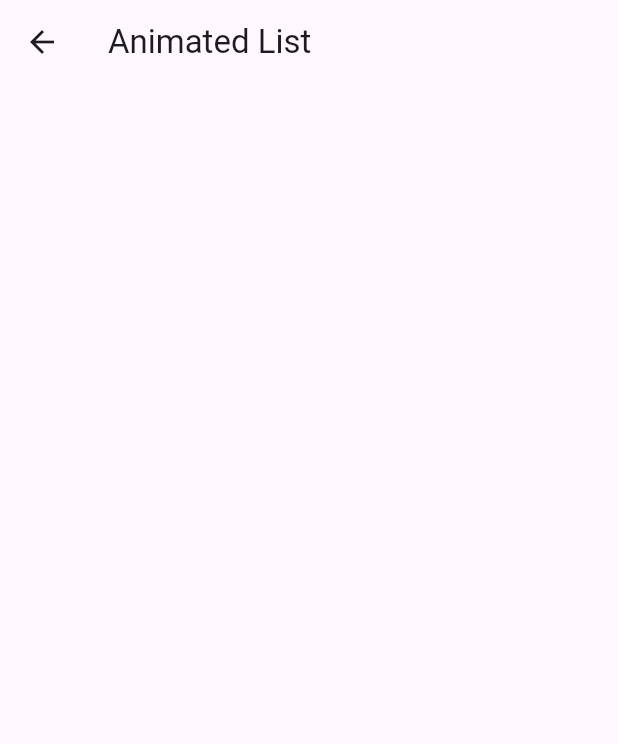
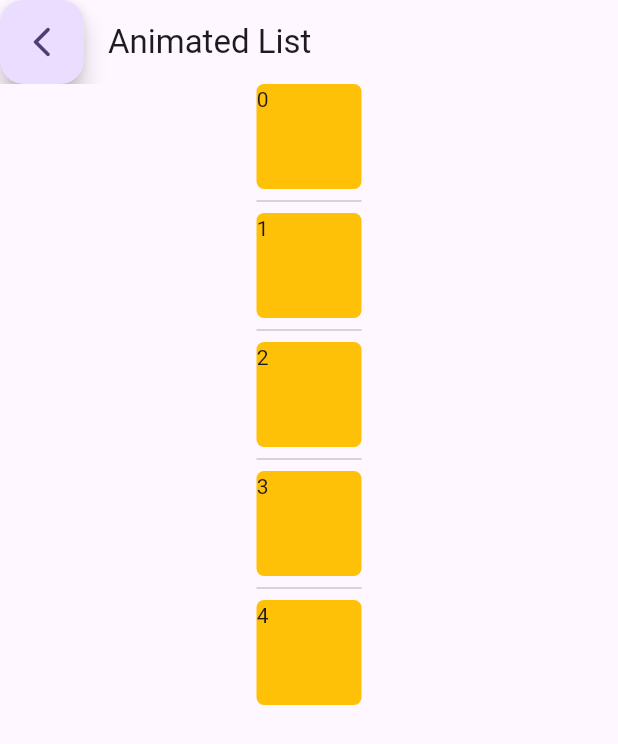
Before and after one commit to Lurchfresser/flutter_test_app, a Flutter app: the AnimatedListScreen screen opened by its route, on a phone screen of 412 x 824 dp. Shown: the top 744 px of the screen. Run offline on Flutter 3.47's test engine with Material 2 defaults, Android fonts, the phone set to English and light mode, and no system bars; our stand-ins replace routemaster.

Commit message:
added BestSellerContainer with Bounce animation

```diff
--- a/lib/presentation/pages/animated_list_screen/animated_list_screen.dart
+++ b/lib/presentation/pages/animated_list_screen/animated_list_screen.dart
@@ -1,15 +1,33 @@
 import 'package:flutter/material.dart';
+import 'package:flutter_test_app/presentation/pages/animated_list_screen/widgets/best_seller_container.dart';
+import 'package:routemaster/routemaster.dart';
 
 class AnimatedListScreen extends StatelessWidget {
   const AnimatedListScreen({super.key});
 
- static const path = '/test-animation/animated-list';
+  static const path = '/test-animation/animated-list';
 
   @override
   Widget build(BuildContext context) {
     return Scaffold(
       appBar: AppBar(
-        title: const Text("Animated List"),
+          title: const Text("Animated List"),
+          leading: FloatingActionButton(
+            onPressed: () => Routemaster.of(context).push('/'),
+            child: const Icon(Icons.arrow_back_ios_new_rounded),
+          )),
+      body: Center(
+        child: SizedBox(
+          width: 70,
+          child: ListView.separated(
+            itemCount: 5,
+            itemBuilder: (BuildContext context, int index) {
+              return BestSellerContainer(text: "$index");
+            },
+            separatorBuilder: (BuildContext context, int index) =>
+                const Divider(),
+          ),
+        ),
       ),
     );
   }
--- /dev/null
+++ b/lib/presentation/pages/animated_list_screen/widgets/best_seller_container.dart
@@ -0,0 +1,56 @@
+import 'package:flutter/material.dart';
+
+class BestSellerContainer extends StatefulWidget {
+  const BestSellerContainer({
+    super.key,
+    required this.text,
+  });
+
+  final String text;
+
+  @override
+  State<BestSellerContainer> createState() => _BestSellerContainerState();
+}
+
+class _BestSellerContainerState extends State<BestSellerContainer> with TickerProviderStateMixin{
+  late final AnimationController _controller;
+  late final Animation<double> _animation;
+
+  @override
+  void initState() {
+    super.initState();
+    _controller = AnimationController(
+    duration: const Duration(milliseconds: 500),
+    vsync: this,
+  );
+   _animation = Tween(begin: 1.0, end: 1.2).animate(_controller);
+   _controller..drive(CurveTween(curve: Curves.easeInOutCubic))..forward().whenComplete(() => _controller.reverse());
+  }
+
+  @override
+  void dispose() {
+    _controller.dispose();
+    super.dispose();
+  }
+
+  @override
+  Widget build(BuildContext context) {
+    return AnimatedBuilder(
+      animation: _controller,
+        child: Container(
+        height: 70,
+        decoration: const BoxDecoration(
+            color: Colors.amber,
+            borderRadius: BorderRadius.all(Radius.circular(5.0))),
+        child: Text(widget.text),
+      ),
+       builder:(context, child) {
+        debugPrint(_animation.value.toString());
+       return Transform.scale(
+          scale: _animation.value,
+          child: child,
+        );
+      },
+    );
+  }
+}
--- a/lib/presentation/pages/test_animation_screen/test_animation.dart
+++ b/lib/presentation/pages/test_animation_screen/test_animation.dart
@@ -9,10 +9,12 @@ class TestAnimation extends StatelessWidget {
 
   @override
   Widget build(BuildContext context) {
-    return Center(
-        child: ElevatedButton(
-          onPressed: ()=>Routemaster.of(context).push(AnimatedListScreen.path),
-          child: const Text("Go to animated List"))
+    return Scaffold(
+      body: Center(
+          child: ElevatedButton(
+            onPressed: ()=>Routemaster.of(context).push(AnimatedListScreen.path),
+            child: const Text("Go to animated List"))
+      ),
     );
   }
 }
```
